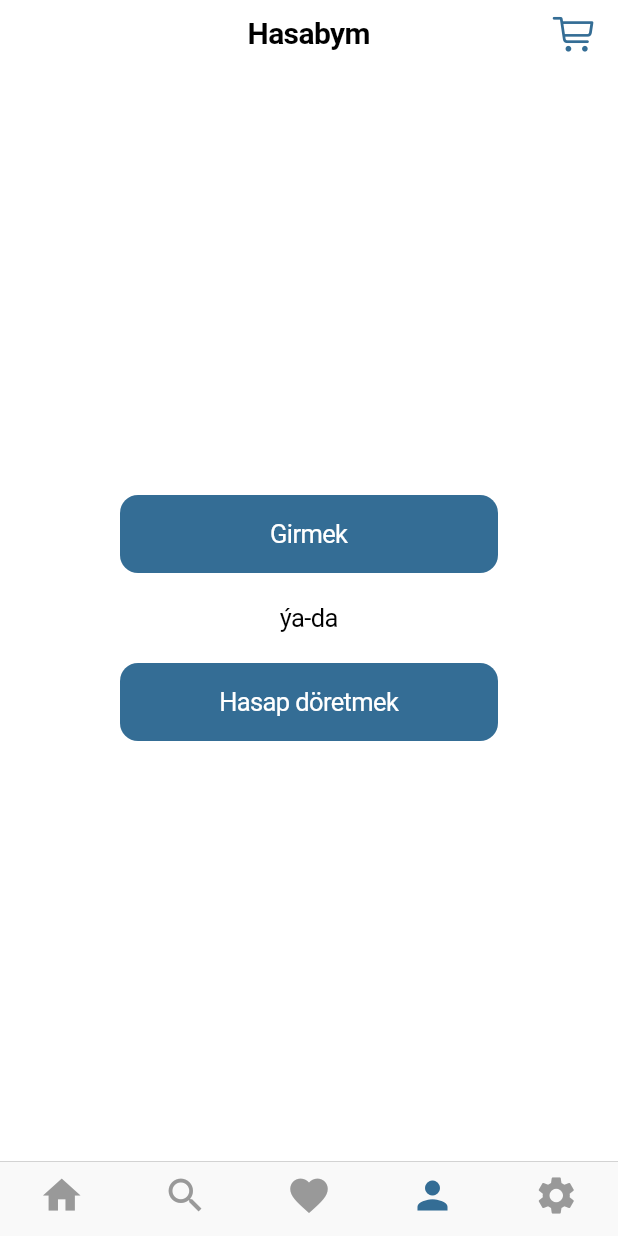
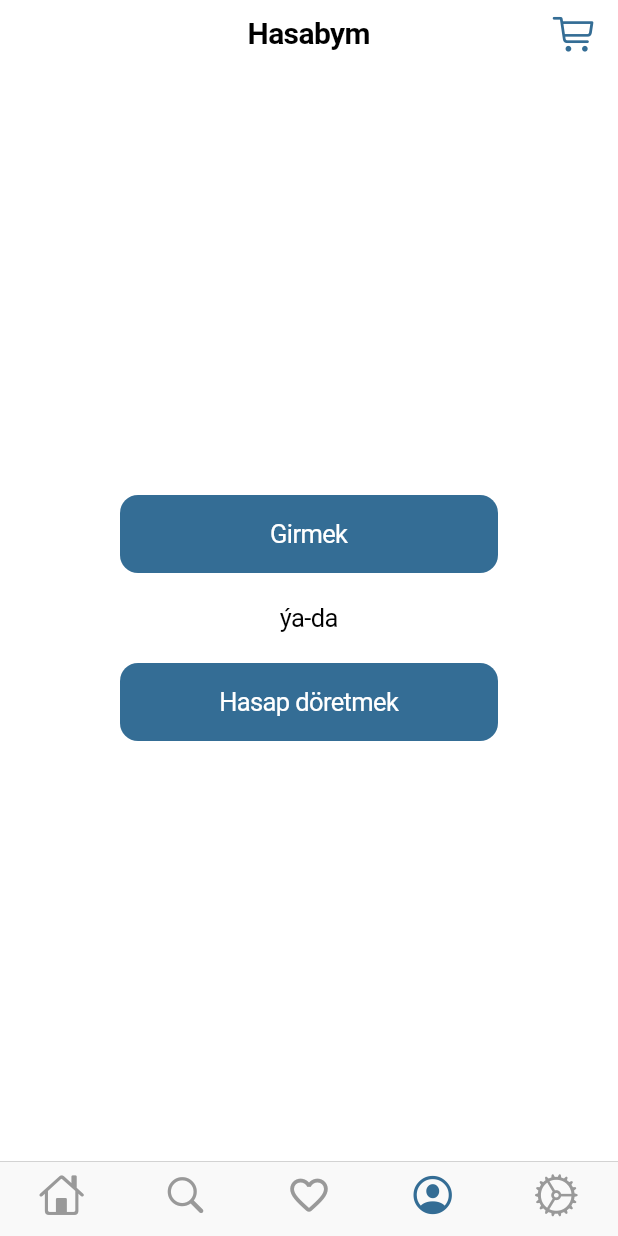
Before and after one commit to TakykCheshme/tjk, a Flutter app: the screen it shows after launch, item 4 of the bottom bar chosen, on a phone screen of 412 x 824 dp. Run offline on Flutter 3.47's test engine with Material 2 defaults, Android fonts, the phone set to English and light mode, and no system bars; our stand-ins replace cached_network_image, carousel_slider, dio, hive, hive_flutter; missing offline and left inert: dio_http_cache; accounts and stored records are empty; generated files the repository leaves out were written again.

Commit message:
CartItem model and base CartP

```diff
--- a/lib/language.dart
+++ b/lib/language.dart
@@ -63,4 +63,8 @@ const Map<String, Map<String, String>> LN = {
     "tm": "Hasap döretmek",
     "ru": "Регистрация",
   },
+  "sebede_goshmak": {
+    "tm": "Sebede goşmak",
+    "ru": "Добавить в корзину",
+  },
 };
--- a/lib/main.dart
+++ b/lib/main.dart
@@ -6,6 +6,7 @@ import 'package:provider/provider.dart';
 import 'package:tjk/const.dart';
 import 'package:tjk/models/product.dart';
 import 'package:tjk/providers/appP.dart';
+import 'package:tjk/providers/cartP.dart';
 import 'package:tjk/providers/favoritesP.dart';
 import 'package:tjk/providers/homeP.dart';
 import 'package:tjk/views/mainV.dart';
@@ -26,6 +27,7 @@ class MyApp extends StatelessWidget {
     return MultiProvider(
       providers: [
         ChangeNotifierProvider<AppP>(create: (context) => AppP()),
+        ChangeNotifierProvider<CartP>(create: (context) => CartP()),
         ChangeNotifierProxyProvider<AppP, FavoritesP>(
           create: (context) => FavoritesP(),
           update: (context, app, favorites) => favorites..tjkBox = app.tjkBox,
--- /dev/null
+++ b/lib/models/cart_item.dart
@@ -0,0 +1,14 @@
+import 'product.dart';
+
+class CartItem {
+  Product _product;
+  Product get product => _product;
+
+  int _count;
+  int get count => _count;
+
+  CartItem(Product product, int count) {
+    _product = product;
+    _count = count;
+  }
+}
--- /dev/null
+++ b/lib/providers/cartP.dart
@@ -0,0 +1,18 @@
+import 'package:flutter/material.dart';
+import 'package:tjk/models/cart_item.dart';
+import 'package:tjk/models/product.dart';
+
+class CartP extends ChangeNotifier {
+  List<CartItem> _items = [];
+  List<CartItem> get items => _items;
+
+  int _totalPrice;
+  int get totalPrice => _totalPrice;
+
+  void add(Product product, int count) {
+    CartItem item = CartItem(product, count);
+    _items.add(item);
+    print(_items);
+    notifyListeners();
+  }
+}
--- a/lib/views/accountV.dart
+++ b/lib/views/accountV.dart
@@ -3,6 +3,7 @@ import 'package:flutter/cupertino.dart';
 import 'package:provider/provider.dart';
 import 'package:tjk/language.dart';
 import 'package:tjk/providers/appP.dart';
+import 'package:tjk/views/loginV.dart';
 
 import '../const.dart';
 
@@ -23,7 +24,9 @@ class AccountV extends StatelessWidget {
             children: [
               CupertinoButton.filled(
                 child: Text(LN["girmek"][app.ln]),
-                onPressed: () {},
+                onPressed: () => Navigator.of(context).push(
+                  CupertinoPageRoute(builder: (_) => LoginV()),
+                ),
               ),
               Center(
                 child: Padding(
--- a/lib/views/homeV.dart
+++ b/lib/views/homeV.dart
@@ -50,7 +50,7 @@ class HomeV extends StatelessWidget {
             Product product = category.products[index];
 
             return GestureDetector(
-              onTap: () => Navigator.of(context).push(
+              onTap: () => Navigator.of(context, rootNavigator: true).push(
                 CupertinoPageRoute(builder: (context) => DetailV(product)),
               ),
               child: Column(
--- a/lib/views/mainV.dart
+++ b/lib/views/mainV.dart
@@ -17,11 +17,11 @@ class _MainVState extends State<MainV> {
     return CupertinoTabScaffold(
       tabBar: CupertinoTabBar(
         items: [
-          BottomNavigationBarItem(icon: Icon(Icons.home)),
-          BottomNavigationBarItem(icon: Icon(Icons.search)),
-          BottomNavigationBarItem(icon: Icon(Icons.favorite)),
-          BottomNavigationBarItem(icon: Icon(Icons.person)),
-          BottomNavigationBarItem(icon: Icon(Icons.settings)),
+          BottomNavigationBarItem(icon: Icon(CupertinoIcons.home)),
+          BottomNavigationBarItem(icon: Icon(CupertinoIcons.search)),
+          BottomNavigationBarItem(icon: Icon(Icons.favorite_border_rounded)),
+          BottomNavigationBarItem(icon: Icon(CupertinoIcons.profile_circled)),
+          BottomNavigationBarItem(icon: Icon(CupertinoIcons.settings)),
         ],
       ),
       tabBuilder: (BuildContext context, int index) {
```
Also changed, not shown: lib/views/detailV.dart (+31 -4 lines), lib/views/loginV.dart (added, +45 -0 lines).
